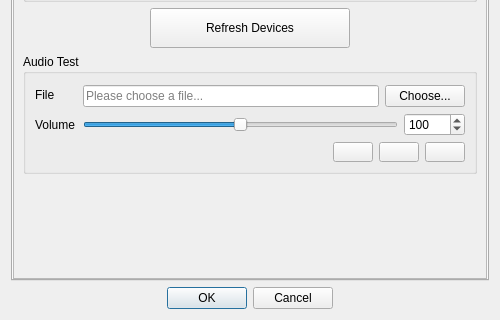
First picture: the form in src/Dialog/dialogsettings.ui, repository defaultsamson/Soundboard, before the edit; both pictures show x 0 to 500 and y 443 to 763 of the 500 by 763 pixel window.
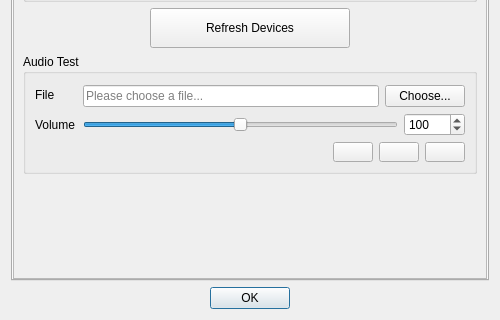
Second picture: the form after the edit. Icons and pictures are not drawn. Custom widgets are drawn as their Qt base class.

Patch:
```diff
--- a/src/Dialog/dialogsettings.ui
+++ b/src/Dialog/dialogsettings.ui
@@ -1094,7 +1094,7 @@
       <item>
        <widget class="QDialogButtonBox" name="buttonBox">
         <property name="standardButtons">
-         <set>QDialogButtonBox::Cancel|QDialogButtonBox::Ok</set>
+         <set>QDialogButtonBox::Ok</set>
         </property>
         <property name="centerButtons">
          <bool>true</bool>
```
